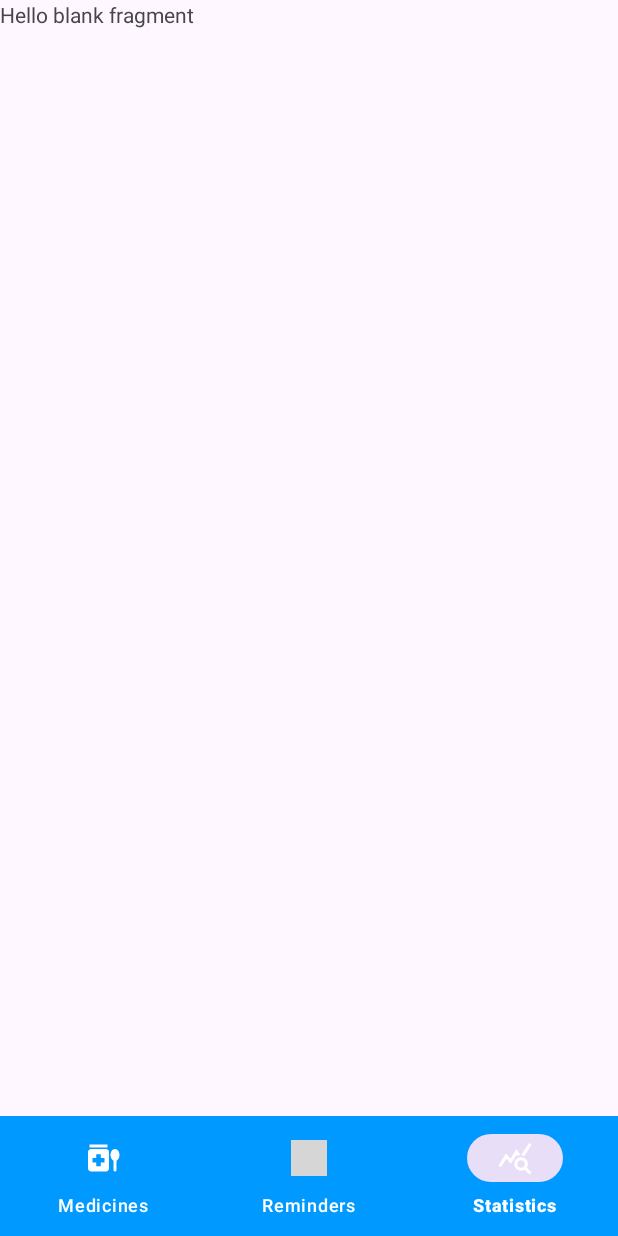
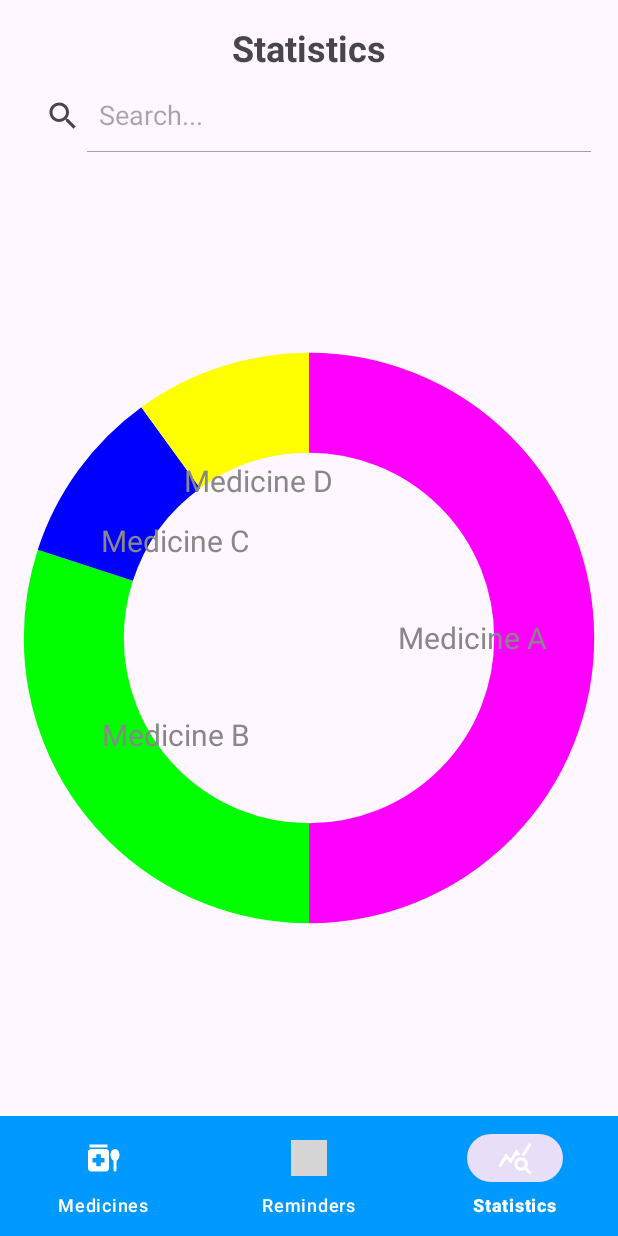
Before and after one commit to ahincho/IDNP-Healthcare, an Android app: the MedicineFragment screen opened directly, with no data from a screen before it, item 3 of the bottom bar chosen, on a phone screen of 412 x 824 dp. Run offline under Robolectric (Android 15) with nearby library versions, the light colour scheme and no system bars; our stand-ins replace Dagger/Hilt's generated code; network calls fail; 1 statement that could not run was skipped; grey boxes are pictures that could not be loaded.

Commit message:
Statistics Fragment and View Canvas

```diff
--- a/app/src/main/java/com/unsa/healthcare/ui/view/main/medicines/MedicineFragment.kt
+++ b/app/src/main/java/com/unsa/healthcare/ui/view/main/medicines/MedicineFragment.kt
@@ -1,7 +1,6 @@
 package com.unsa.healthcare.ui.view.main.medicines
 
 import android.os.Bundle
-import android.util.Log
 import androidx.fragment.app.Fragment
 import android.view.LayoutInflater
 import android.view.View
@@ -30,7 +29,6 @@ class MedicineFragment : Fragment() {
         val mainActivity = activity as MainActivity
         mainViewModel = ViewModelProvider(mainActivity)[MainViewModel::class.java]
         mainViewModel.medicines.observe(viewLifecycleOwner) {
-            Log.d("Medicine Fragment", mainViewModel.medicines.value.toString())
             initRecyclerView(mainViewModel.medicines.value ?: emptyList())
         }
         binding.medicineSearchView.setOnQueryTextListener(object : SearchView.OnQueryTextListener,
--- /dev/null
+++ b/app/src/main/java/com/unsa/healthcare/ui/view/main/statistics/MostPopularsChart.kt
@@ -0,0 +1,64 @@
+package com.unsa.healthcare.ui.view.main.statistics
+
+import android.content.Context
+import android.graphics.Canvas
+import android.graphics.Color
+import android.graphics.Paint
+import android.graphics.Rect
+import android.util.AttributeSet
+import android.view.View
+
+class MostPopularsChart @JvmOverloads constructor(
+    context: Context,
+    attrs: AttributeSet? = null,
+    defStyleAttr: Int = 0
+): View(context, attrs, defStyleAttr) {
+    private val arcPaint: Paint = Paint(Paint.ANTI_ALIAS_FLAG)
+    private val textPaint: Paint = Paint(Paint.ANTI_ALIAS_FLAG)
+    private val medications = listOf("Medicine A", "Medicine B", "Medicine C", "Medicine D")
+    private val values = listOf(50f, 30f, 10f, 10f)
+    init {
+        arcPaint.style = Paint.Style.STROKE
+        arcPaint.strokeWidth = 100f
+        arcPaint.strokeCap = Paint.Cap.BUTT
+        textPaint.color = Color.GRAY
+        textPaint.textSize = 30f
+    }
+    override fun onDraw(canvas: Canvas) {
+        super.onDraw(canvas)
+        val centerX = width / 2f
+        val centerY = height / 2f
+        val radius = (Math.min(width, height) / 2f) * 0.8f
+        var startAngle = -90f
+        for ((index, value) in values.withIndex()) {
+            val sweepAngle = 360 * (value / values.sum())
+            // Calculate the midpoint of the arc
+            val midAngle = startAngle + sweepAngle / 2
+            val textX = centerX + radius * 0.7f * Math.cos(Math.toRadians(midAngle.toDouble())).toFloat()
+            val textY = centerY + radius * 0.7f * Math.sin(Math.toRadians(midAngle.toDouble())).toFloat()
+            arcPaint.color = getColorForIndex(index)
+            canvas.drawArc(centerX - radius, centerY - radius, centerX + radius, centerY + radius, startAngle, sweepAngle, false, arcPaint)
+            drawMedicationText(canvas, medications[index], textX, textY)
+            startAngle += sweepAngle
+        }
+    }
+    private fun drawMedicationText(
+        canvas: Canvas,
+        text: String,
+        x: Float,
+        y: Float
+    ) {
+        val textBounds = Rect()
+        textPaint.getTextBounds(text, 0, text.length, textBounds)
+        canvas.drawText(
+            text,
+            x - textBounds.exactCenterX(),
+            y - textBounds.exactCenterY(),
+            textPaint
+        )
+    }
+    private fun getColorForIndex(index: Int): Int {
+        val colors = arrayOf(Color.MAGENTA, Color.GREEN, Color.BLUE, Color.YELLOW)
+        return colors.getOrElse(index) { Color.GRAY }
+    }
+}
--- a/app/src/main/java/com/unsa/healthcare/ui/view/main/statistics/StatisticsFragment.kt
+++ b/app/src/main/java/com/unsa/healthcare/ui/view/main/statistics/StatisticsFragment.kt
@@ -5,56 +5,28 @@ import androidx.fragment.app.Fragment
 import android.view.LayoutInflater
 import android.view.View
 import android.view.ViewGroup
-import com.unsa.healthcare.R
+import androidx.lifecycle.ViewModelProvider
+import com.unsa.healthcare.databinding.FragmentStatisticsBinding
+import com.unsa.healthcare.ui.view.main.MainActivity
+import com.unsa.healthcare.ui.viewmodel.main.MainViewModel
 
-// TODO: Rename parameter arguments, choose names that match
-// the fragment initialization parameters, e.g. ARG_ITEM_NUMBER
-private const val ARG_PARAM1 = "param1"
-private const val ARG_PARAM2 = "param2"
-
-/**
- * A simple [Fragment] subclass.
- * Use the [StatisticsFragment.newInstance] factory method to
- * create an instance of this fragment.
- */
 class StatisticsFragment : Fragment() {
-    // TODO: Rename and change types of parameters
-    private var param1: String? = null
-    private var param2: String? = null
-
-    override fun onCreate(savedInstanceState: Bundle?) {
-        super.onCreate(savedInstanceState)
-        arguments?.let {
-            param1 = it.getString(ARG_PARAM1)
-            param2 = it.getString(ARG_PARAM2)
-        }
+    private var _binding: FragmentStatisticsBinding? = null
+    private val binding get() = _binding!!
+    private lateinit var mainViewModel: MainViewModel
+    private lateinit var mostPopularsChart: MostPopularsChart
+    override fun onCreateView(inflater: LayoutInflater, container: ViewGroup?, savedInstanceState: Bundle?): View {
+        _binding = FragmentStatisticsBinding.inflate(inflater, container, false)
+        return binding.root
     }
-
-    override fun onCreateView(
-        inflater: LayoutInflater, container: ViewGroup?,
-        savedInstanceState: Bundle?
-    ): View? {
-        // Inflate the layout for this fragment
-        return inflater.inflate(R.layout.fragment_statistics, container, false)
+    override fun onViewCreated(view: View, savedInstanceState: Bundle?) {
+        super.onViewCreated(view, savedInstanceState)
+        val mainActivity = activity as MainActivity
+        mainViewModel = ViewModelProvider(mainActivity)[MainViewModel::class.java]
+        mostPopularsChart = binding.mostPopularsChart
     }
-
-    companion object {
-        /**
-         * Use this factory method to create a new instance of
-         * this fragment using the provided parameters.
-         *
-         * @param param1 Parameter 1.
-         * @param param2 Parameter 2.
-         * @return A new instance of fragment StatisticsFragment.
-         */
-        // TODO: Rename and change types and number of parameters
-        @JvmStatic
-        fun newInstance(param1: String, param2: String) =
-            StatisticsFragment().apply {
-                arguments = Bundle().apply {
-                    putString(ARG_PARAM1, param1)
-                    putString(ARG_PARAM2, param2)
-                }
-            }
+    override fun onResume() {
+        super.onResume()
+        mainViewModel.getMedicines()
     }
 }
--- a/app/src/main/res/layout/fragment_statistics.xml
+++ b/app/src/main/res/layout/fragment_statistics.xml
@@ -1,14 +1,35 @@
 <?xml version="1.0" encoding="utf-8"?>
-<FrameLayout xmlns:android="http://schemas.android.com/apk/res/android"
+<androidx.constraintlayout.widget.ConstraintLayout
+    xmlns:android="http://schemas.android.com/apk/res/android"
     xmlns:tools="http://schemas.android.com/tools"
+    xmlns:app="http://schemas.android.com/apk/res-auto"
     android:layout_width="match_parent"
     android:layout_height="match_parent"
     tools:context=".ui.view.main.statistics.StatisticsFragment">
-
-    <!-- TODO: Update blank fragment layout -->
-    <TextView
+    <LinearLayout
         android:layout_width="match_parent"
         android:layout_height="match_parent"
-        android:text="@string/hello_blank_fragment" />
-
-</FrameLayout>
+        android:layout_marginHorizontal="10dp"
+        android:orientation="vertical">
+        <TextView
+            android:layout_width="wrap_content"
+            android:layout_height="wrap_content"
+            android:layout_gravity="center"
+            android:layout_marginTop="15dp"
+            android:layout_marginBottom="5dp"
+            android:textSize="24sp"
+            android:textStyle="bold"
+            android:text="@string/statistics"/>
+        <androidx.appcompat.widget.SearchView
+            android:id="@+id/statisticsSearchView"
+            android:layout_width="match_parent"
+            android:layout_height="wrap_content"
+            android:layout_marginBottom="5dp"
+            app:iconifiedByDefault="false"
+            app:queryHint="Search..." />
+        <com.unsa.healthcare.ui.view.main.statistics.MostPopularsChart
+            android:id="@+id/mostPopularsChart"
+            android:layout_width="match_parent"
+            android:layout_height="match_parent" />
+    </LinearLayout>
+</androidx.constraintlayout.widget.ConstraintLayout>
```
